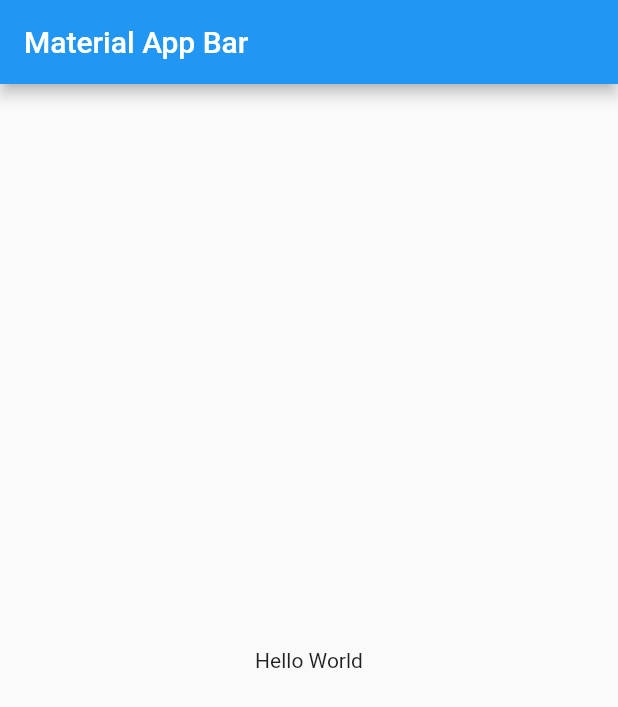
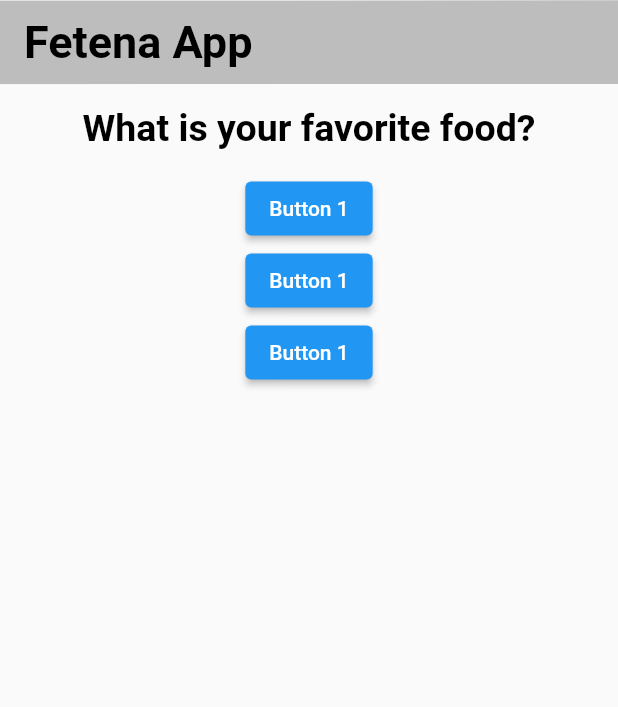
Before and after one commit to ramonyohannes/fetena_app, a Flutter app: the screen it shows after launch, on a phone screen of 412 x 824 dp. Shown: the top 707 px of the screen. Run offline on Flutter 3.47's test engine with Material 2 defaults, Android fonts, the phone set to English and light mode, and no system bars.

Commit message:
feat: added basic format

```diff
--- a/lib/main.dart
+++ b/lib/main.dart
@@ -1,4 +1,6 @@
 import 'package:flutter/material.dart';
+
+import './screens/home_page.dart';
 
 void main() => runApp(const MyApp());
 
@@ -7,16 +9,9 @@ class MyApp extends StatelessWidget {
 
   @override
   Widget build(BuildContext context) {
-    return MaterialApp(
+    return const MaterialApp(
       title: 'Material App',
-      home: Scaffold(
-        appBar: AppBar(
-          title: const Text('Material App Bar'),
-        ),
-        body: const Center(
-          child: Text('Hello World'),
-        ),
-      ),
+      home: HomePage()
     );
   }
 }
--- /dev/null
+++ b/lib/screens/home_page.dart
@@ -0,0 +1,52 @@
+import 'package:flutter/material.dart';
+
+class HomePage extends StatelessWidget {
+  const HomePage({super.key});
+
+  @override
+  Widget build(BuildContext context) {
+    return Scaffold(
+      appBar: AppBar(
+        backgroundColor: Colors.white10,
+        elevation: 0.1,
+        title: const Text(
+          "Fetena App",
+          style: TextStyle(
+            fontSize: 30,
+            fontWeight: FontWeight.bold,
+            color: Colors.black,
+          ),
+        ),
+      ),
+      body: Center(
+        child: Column(
+          children: [
+            const Padding(
+              padding: EdgeInsets.all(15.0),
+              child: Text(
+                "What is your favorite food?",
+                style: TextStyle(
+                  fontSize: 25,
+                  fontWeight: FontWeight.bold,
+                  color: Colors.black,
+                ),
+              ),
+            ),
+            ElevatedButton(
+              onPressed: () {},
+              child: const Text("Button 1"),
+            ),
+            ElevatedButton(
+              onPressed: () {},
+              child: const Text("Button 1"),
+            ),
+            ElevatedButton(
+              onPressed: () {},
+              child: const Text("Button 1"),
+            )
+          ],
+        ),
+      ),
+    );
+  }
+}
```
